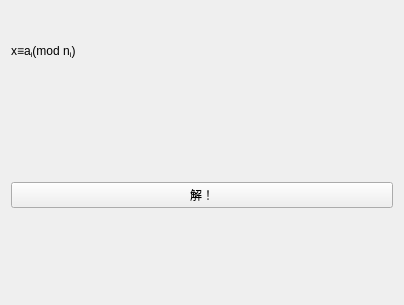
First picture: the form in src/widgets/congruenceequationscalculatorwidget.ui, repository LiuJunyu2006/awesome-equation-assistant, before the edit.
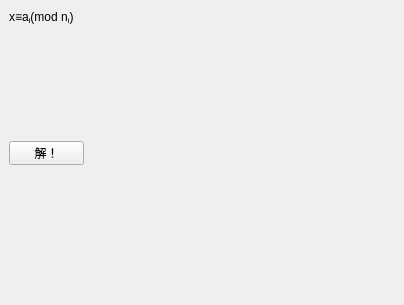
Second picture: the form after the edit. Custom widgets are drawn as their Qt base class.

```diff
--- a/src/widgets/congruenceequationscalculatorwidget.ui
+++ b/src/widgets/congruenceequationscalculatorwidget.ui
@@ -13,28 +13,42 @@
   <property name="windowTitle">
    <string notr="true">线性同余方程组</string>
   </property>
-  <layout class="QGridLayout" name="gridLayout">
-   <item row="3" column="0">
-    <widget class="KatexViewer" name="widget" native="true"/>
-   </item>
-   <item row="0" column="0">
+  <widget class="KatexViewer" name="widget" native="true">
+   <property name="geometry">
+    <rect>
+     <x>9</x>
+     <y>171</y>
+     <width>386</width>
+     <height>125</height>
+    </rect>
+   </property>
+  </widget>
     <widget class="QLabel" name="label">
+   <property name="geometry">
+    <rect>
+     <x>9</x>
+     <y>9</y>
+     <width>70</width>
+     <height>16</height>
+    </rect>
+   </property>
      <property name="text">
       <string notr="true">&lt;html&gt;&lt;head/&gt;&lt;body&gt;&lt;p&gt;x≡a&lt;span style=&quot; vertical-align:sub;&quot;&gt;i&lt;/span&gt;(mod n&lt;span style=&quot; vertical-align:sub;&quot;&gt;i&lt;/span&gt;)&lt;/p&gt;&lt;/body&gt;&lt;/html&gt;</string>
      </property>
     </widget>
-   </item>
-   <item row="2" column="0">
     <widget class="QPushButton" name="pushButton">
+   <property name="geometry">
+    <rect>
+     <x>9</x>
+     <y>141</y>
+     <width>75</width>
+     <height>24</height>
+    </rect>
+   </property>
      <property name="text">
       <string notr="true">解！</string>
      </property>
     </widget>
-   </item>
-   <item row="1" column="0">
-    <widget class="QWidget" name="placeholder" native="true"/>
-   </item>
-  </layout>
  </widget>
  <layoutdefault spacing="6" margin="11"/>
  <customwidgets>
```
Lines whose indentation alone changed are shown as unchanged.
